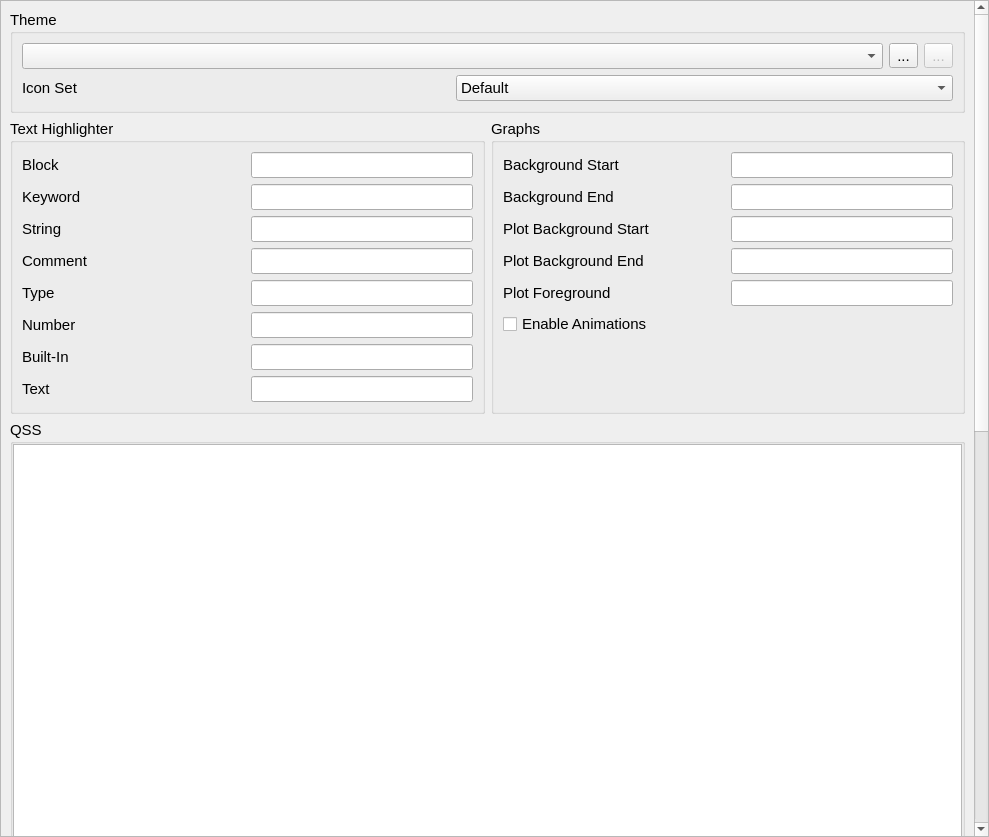
Above: pages/settings/theme/themesettingspage.ui from DigitalArtifex/Flo before the change. Below: the same form after it.
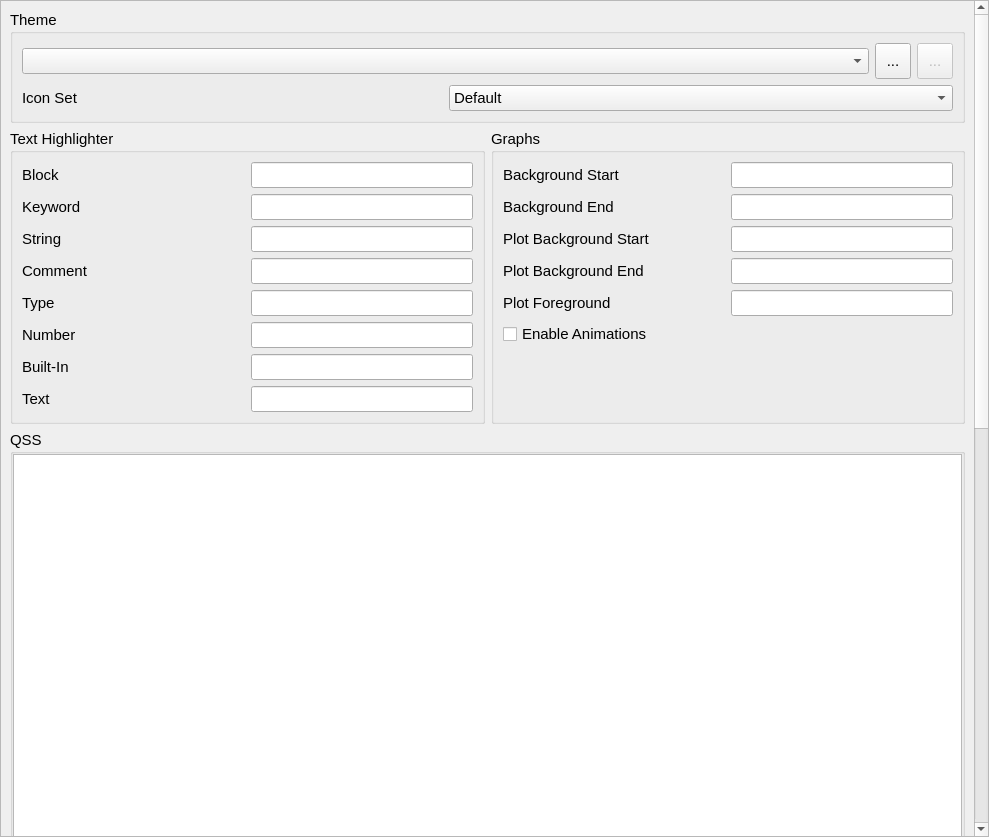
That is the form after the change.

Diff of the .ui file:
```diff
--- a/pages/settings/theme/themesettingspage.ui
+++ b/pages/settings/theme/themesettingspage.ui
@@ -61,7 +61,7 @@
         <x>0</x>
         <y>0</y>
         <width>973</width>
-        <height>1648</height>
+        <height>1655</height>
        </rect>
       </property>
       <layout class="QGridLayout" name="gridLayout_9">
@@ -335,6 +335,12 @@
           </item>
           <item row="0" column="2">
            <widget class="QToolButton" name="copyThemeButton">
+            <property name="minimumSize">
+             <size>
+              <width>36</width>
+              <height>36</height>
+             </size>
+            </property>
             <property name="text">
              <string>...</string>
             </property>
@@ -352,6 +358,12 @@
             <property name="enabled">
              <bool>false</bool>
             </property>
+            <property name="minimumSize">
+             <size>
+              <width>36</width>
+              <height>36</height>
+             </size>
+            </property>
             <property name="text">
              <string>...</string>
             </property>
```
